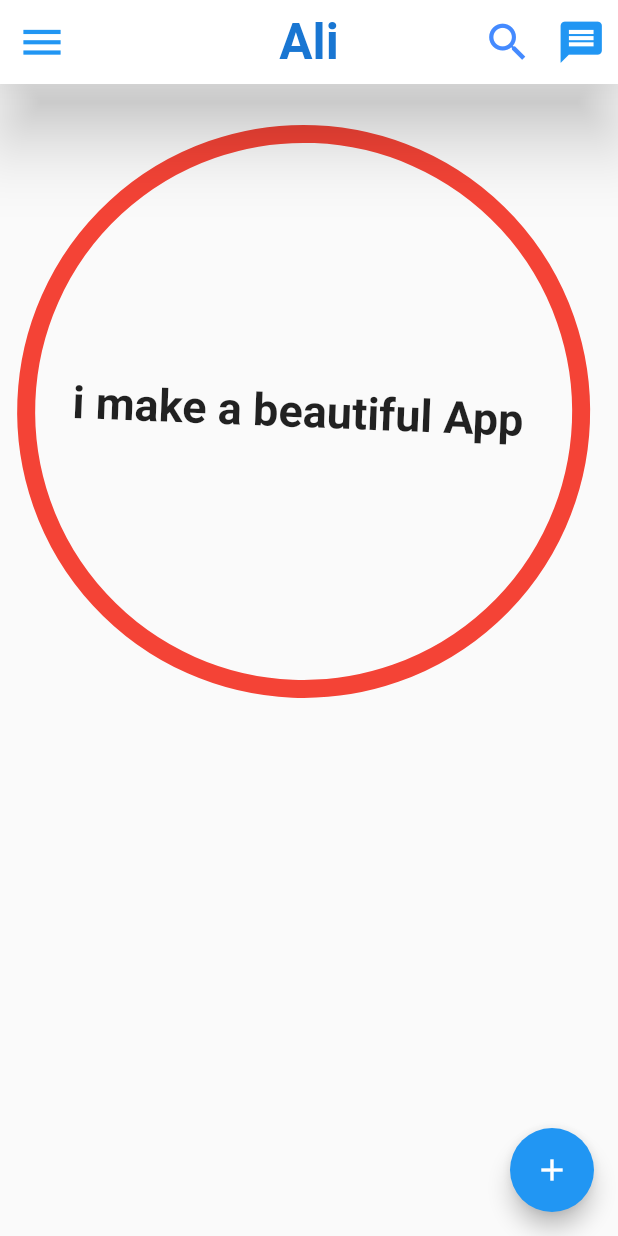
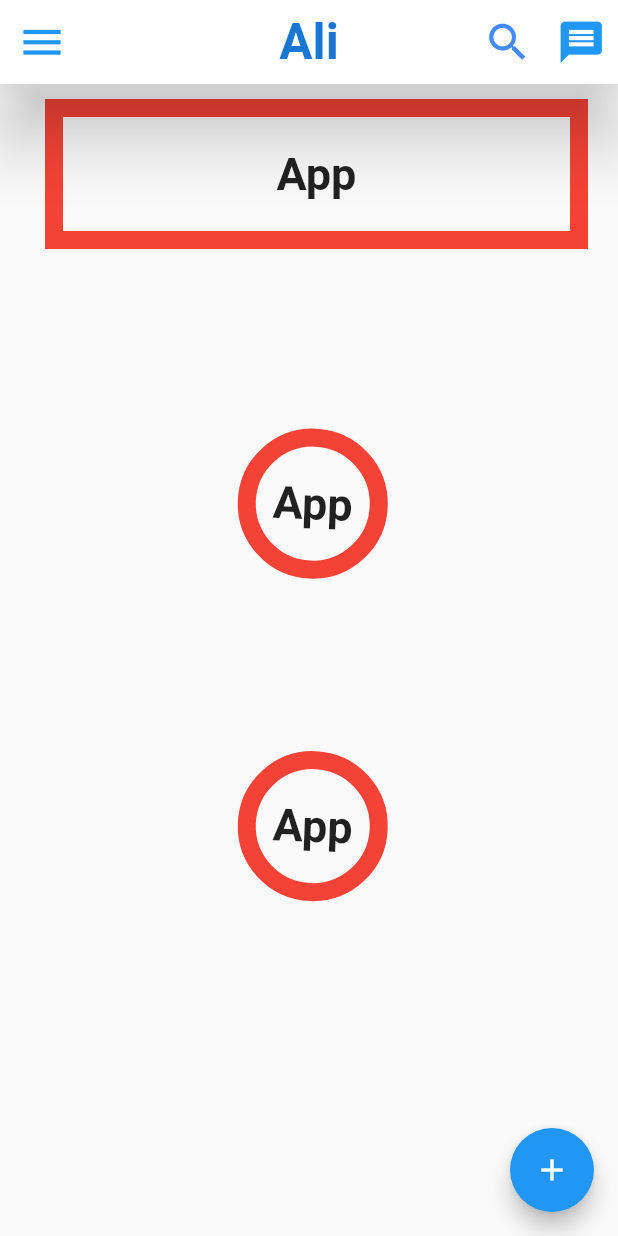
Before and after one commit to aliajjoub2/flutter-Project-1, a Flutter app: the screen it shows after launch, on a phone screen of 412 x 824 dp. Run offline on Flutter 3.47's test engine with Material 2 defaults, Android fonts, the phone set to English and light mode, and no system bars.

Commit message:
colum, SingleChildScrollView, SizeBox

```diff
--- a/lib/main.dart
+++ b/lib/main.dart
@@ -1,6 +1,4 @@
 // ignore_for_file: prefer_const_constructors
-
-import 'dart:html';
 
 import 'package:flutter/material.dart';
 
@@ -29,6 +27,8 @@ class FacebookApp extends StatelessWidget {
       style: TextStyle(
           color: Colors.blue[700], fontWeight: FontWeight.bold, fontSize: 33),
     );
+
+
     return Scaffold(
         appBar: AppBar(
           backgroundColor: Colors.white,
@@ -54,7 +54,6 @@ class FacebookApp extends StatelessWidget {
               iconSize: 33,
             )
           ],
-
           elevation: 20,
 
           /* Icon(Icons.menu,
@@ -64,30 +63,115 @@ class FacebookApp extends StatelessWidget {
 
 
         ), */
-
         ),
-      floatingActionButton: FloatingActionButton(onPressed: (){},
+        floatingActionButton: FloatingActionButton(
+          onPressed: () {},
           child: const Icon(Icons.add),
         ),
         // ignore: sort_child_properties_last
-    body: Container(child: Text('i make a beautiful App ',
-    style: TextStyle(fontSize: 30, fontWeight: FontWeight.bold ),
-
+        body: SingleChildScrollView(
+          padding: EdgeInsets.fromLTRB(10, 0, 10, 0),
+          child:  Column(
+          // ignore: sort_child_properties_last
+          children: [
+            Container(
+              // ignore: sort_child_properties_last
+              child: Text(
+                ' App ',
+                style: TextStyle(fontSize: 30, fontWeight: FontWeight.bold),
               ),
               //color: Colors.blue[100],
               margin: EdgeInsets.fromLTRB(20, 10, 10, 5),
               padding: EdgeInsets.all(20),
-    height: 400,
-    width: 800,
+              height: 100,
+              width: 400,
+              alignment: Alignment.center,
+              //transform: Matrix4.rotationZ(0.04),
+              decoration: BoxDecoration(
+                border: Border.all(
+                  color: Colors.red,
+                  width: 12,
+                ),
+                //borderRadius: BorderRadius.circular(25),
+                //shape: BoxShape.circle,
+              ),
+            ),
+             SizedBox(height: 100,),
+             Container(
+              // ignore: sort_child_properties_last
+              child: Text(
+                ' App ',
+                style: TextStyle(fontSize: 30, fontWeight: FontWeight.bold),
+              ),
+              //color: Colors.blue[100],
+              margin: EdgeInsets.fromLTRB(20, 10, 10, 5),
+              padding: EdgeInsets.all(20),
+              height: 100,
+              width: 200,
               alignment: Alignment.center,
               transform: Matrix4.rotationZ(0.04),
               decoration: BoxDecoration(
-      border: Border.all(color: Colors.red, width: 12,  ),
+                border: Border.all(
+                  color: Colors.red,
+                  width: 12,
+                ),
                 //borderRadius: BorderRadius.circular(25),
                 shape: BoxShape.circle,
               ),
+            ),
+              SizedBox(height: 100,),
+             Container(
+              // ignore: sort_child_properties_last
+              child: Text(
+                ' App ',
+                style: TextStyle(fontSize: 30, fontWeight: FontWeight.bold),
+              ),
+              //color: Colors.blue[100],
+              margin: EdgeInsets.fromLTRB(20, 10, 10, 5),
+              padding: EdgeInsets.all(20),
+              height: 100,
+              width: 200,
+              alignment: Alignment.center,
+              transform: Matrix4.rotationZ(0.04),
+              decoration: BoxDecoration(
+                border: Border.all(
+                  color: Colors.red,
+                  width: 12,
+                ),
+                //borderRadius: BorderRadius.circular(25),
+                shape: BoxShape.circle,
+              ),
+            ),
+             SizedBox(height: 260,),
+             Container(
+              // ignore: sort_child_properties_last
+              child: Text(
+                ' App ',
+                style: TextStyle(fontSize: 30, fontWeight: FontWeight.bold),
+              ),
+              //color: Colors.blue[100],
+              margin: EdgeInsets.fromLTRB(20, 10, 10, 5),
+              padding: EdgeInsets.all(20),
+              height: 100,
+              width: 200,
+              alignment: Alignment.center,
+              transform: Matrix4.rotationZ(0.04),
+              decoration: BoxDecoration(
+                border: Border.all(
+                  color: Colors.red,
+                  width: 12,
+                ),
+                //borderRadius: BorderRadius.circular(25),
+                shape: BoxShape.circle,
+              ),
+            ),
+           //IconButton(onPressed: (){}, icon: Icon(Icons.search_off)),
+          ],
+        //mainAxisAlignment: MainAxisAlignment.spaceEvenly,
+        //crossAxisAlignment: CrossAxisAlignment.start,
 
         ),
+        )
         );
   }
 }
```
Lines whose indentation alone changed are shown as unchanged.
